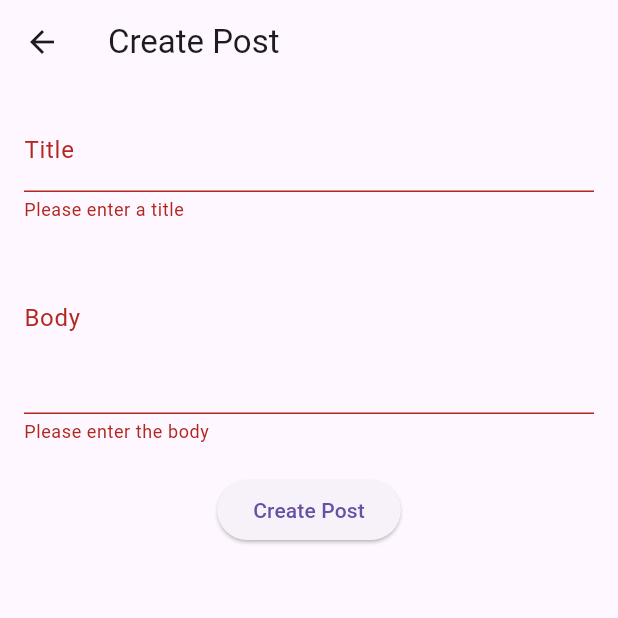
After one commit to GP10DevHTS/hello_flutter, a Flutter app: the CreatePostPage screen opened directly, after a tap on "Create Post", on a phone screen of 412 x 824 dp, the top half of it. The commit adds this screen. Run offline on Flutter 3.47's test engine with Material 3 defaults, Android fonts, the phone set to English and light mode, and no system bars.

Commit message:
Add CreatePostPage form and update main.dart for navigation

```diff
--- /dev/null
+++ b/lib/create_post_page.dart
@@ -0,0 +1,85 @@
+import 'dart:convert';
+import 'package:flutter/material.dart';
+import 'package:http/http.dart' as http;
+
+class CreatePostPage extends StatefulWidget {
+  const CreatePostPage({super.key});
+
+  @override
+  State<CreatePostPage> createState() => _CreatePostPageState();
+}
+
+class _CreatePostPageState extends State<CreatePostPage> {
+  final _formKey = GlobalKey<FormState>();
+  final TextEditingController _titleController = TextEditingController();
+  final TextEditingController _bodyController = TextEditingController();
+  bool _isLoading = false;
+
+  Future<void> _savePost() async {
+    if (!_formKey.currentState!.validate()) return;
+
+    setState(() => _isLoading = true);
+
+    final response = await http.post(
+      Uri.parse('https://jsonplaceholder.typicode.com/posts'),
+      headers: {"Content-Type": "application/json"},
+      body: json.encode({
+        "title": _titleController.text,
+        "body": _bodyController.text,
+        "userId": 1,
+      }),
+    );
+
+    setState(() => _isLoading = false);
+
+    if (response.statusCode == 201) {
+      // Successfully "saved"
+      ScaffoldMessenger.of(context).showSnackBar(
+        SnackBar(content: Text('Post created! ID: ${json.decode(response.body)["id"]}')),
+      );
+      _titleController.clear();
+      _bodyController.clear();
+    } else {
+      ScaffoldMessenger.of(context).showSnackBar(
+        const SnackBar(content: Text('Failed to create post')),
+      );
+    }
+  }
+
+  @override
+  Widget build(BuildContext context) {
+    return Scaffold(
+      appBar: AppBar(title: const Text('Create Post')),
+      body: Padding(
+        padding: const EdgeInsets.all(16.0),
+        child: Form(
+          key: _formKey,
+          child: Column(
+            children: [
+              TextFormField(
+                controller: _titleController,
+                decoration: const InputDecoration(labelText: 'Title'),
+                validator: (value) =>
+                    value == null || value.isEmpty ? 'Please enter a title' : null,
+              ),
+              TextFormField(
+                controller: _bodyController,
+                decoration: const InputDecoration(labelText: 'Body'),
+                maxLines: 4,
+                validator: (value) =>
+                    value == null || value.isEmpty ? 'Please enter the body' : null,
+              ),
+              const SizedBox(height: 20),
+              _isLoading
+                  ? const CircularProgressIndicator()
+                  : ElevatedButton(
+                      onPressed: _savePost,
+                      child: const Text('Create Post'),
+                    ),
+            ],
+          ),
+        ),
+      ),
+    );
+  }
+}
--- a/lib/main.dart
+++ b/lib/main.dart
@@ -1,5 +1,6 @@
 import 'package:flutter/material.dart';
 import 'posts_page.dart'; // make sure this path is correct
+import 'create_post_page.dart';
 
 void main() {
   runApp(const MyApp());
@@ -43,6 +44,16 @@ class HomePage extends StatelessWidget {
               },
               child: const Text('Go to Posts'),
             ),
+            const SizedBox(height: 20),
+            ElevatedButton(
+              onPressed: () {
+                Navigator.push(
+                  context,
+                  MaterialPageRoute(builder: (context) => const CreatePostPage()),
+                );
+              },
+              child: const Text('Create a Post'),
+            ),
           ],
         ),
       ),
```
